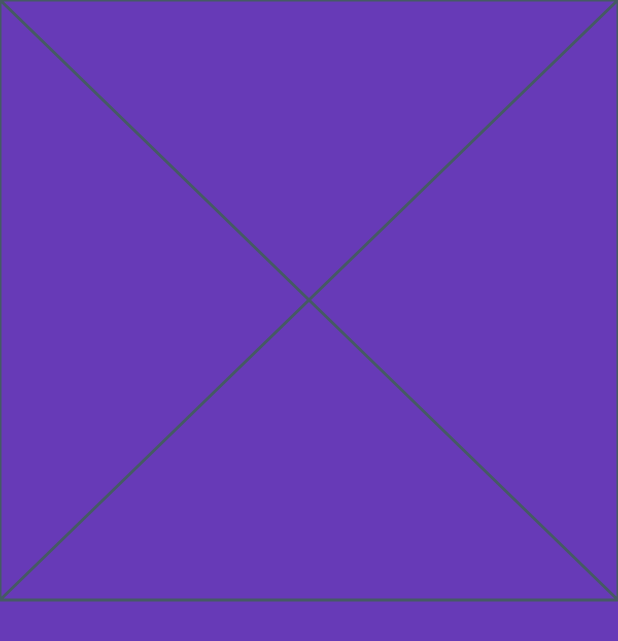
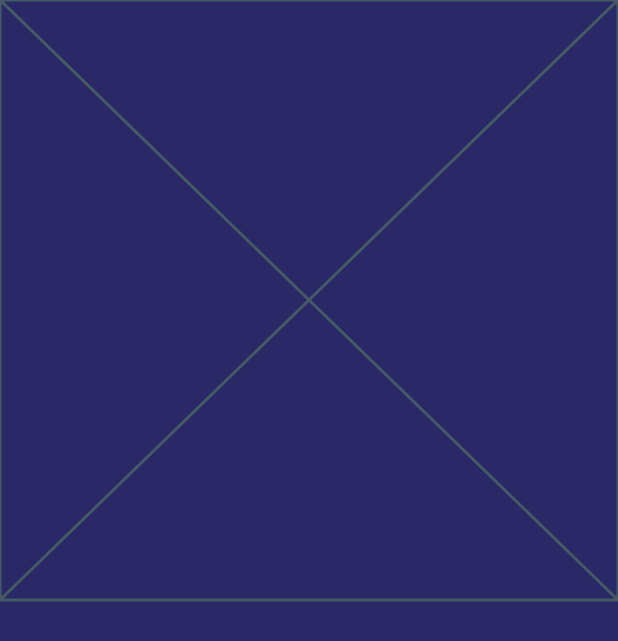
Before and after one commit to honeyrajputtoronto/skillmatrix_webpage_R1, a Flutter app: the screen it shows after launch, on a phone screen of 412 x 824 dp. Shown: the top 641 px of the screen. Run offline on Flutter 3.47's test engine with Material 2 defaults, Android fonts, the light colour scheme and no system bars; our stand-ins replace fan_carousel_image_slider, font_awesome_flutter, get, sizer, youtube_player_iframe; missing offline and left inert: scroll_loop_auto_scroll.

Commit message:
Commit before merging abha branch

```diff
--- a/lib/app/modules/home/views/home_view.dart
+++ b/lib/app/modules/home/views/home_view.dart
@@ -14,7 +14,7 @@ class HomeView extends GetView<HomeController> {
   Widget build(BuildContext context) {
     return SafeArea(
       child: Scaffold(
-        backgroundColor: Colors.deepPurple,
+        backgroundColor: const Color.fromARGB(255, 42, 40, 102),
         body: SingleChildScrollView(
           child: ResponsiveLayout(
             mobileBody: const MobileBody(),
```
